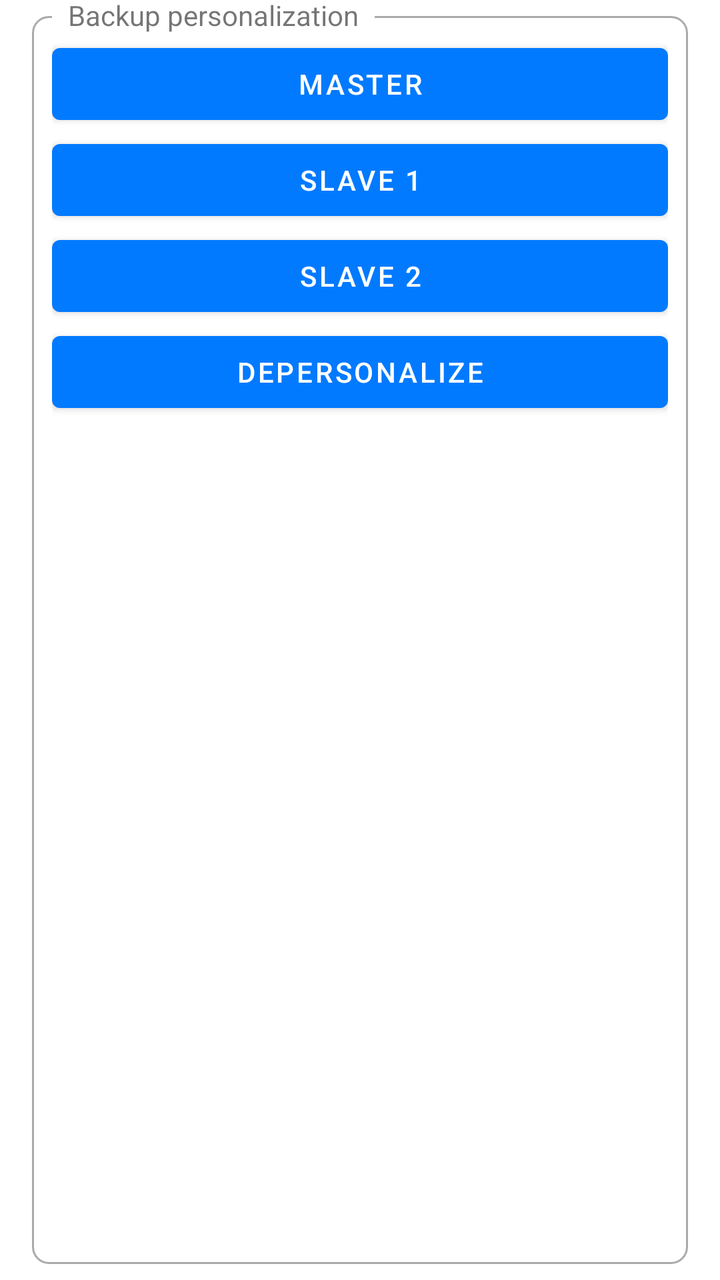
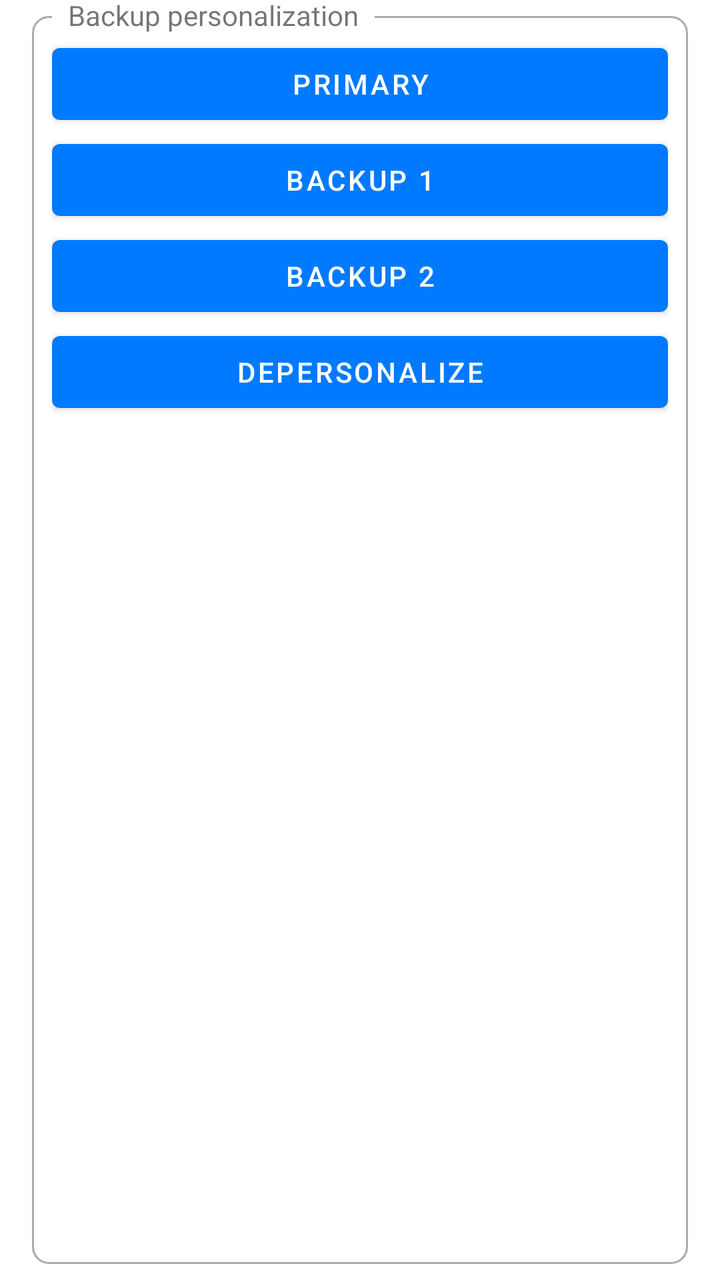

An Android layout rendered at two revisions. The XML below is the earlier revision; the diff shows what the commit changed to produce the second picture.
<!-- AndroidManifest.xml: application theme AppTheme -->
<!-- res/layout/personalization_backup.xml -->
<?xml version="1.0" encoding="utf-8"?>
<FrameLayout xmlns:android="http://schemas.android.com/apk/res/android"
    android:layout_width="match_parent"
    android:layout_height="wrap_content"
    android:clipToPadding="false"
    android:paddingStart="@dimen/box_padding_horizontal"
    android:paddingTop="@dimen/box_padding_vertical"
    android:paddingEnd="@dimen/box_padding_horizontal"
    android:paddingBottom="@dimen/box_padding_vertical">

    <FrameLayout
        android:layout_width="match_parent"
        android:layout_height="match_parent"
        android:background="@drawable/rounded_corner" />

    <TextView
        android:layout_width="wrap_content"
        android:layout_height="wrap_content"
        android:background="?android:windowBackground"
        android:paddingStart="8dp"
        android:paddingEnd="8dp"
        android:text="Backup personalization"
        android:translationX="10dp"
        android:translationY="-10dp" />

    <FrameLayout
        android:id="@+id/contentContainer"
        android:layout_width="match_parent"
        android:layout_height="match_parent"
        android:clipToPadding="false"
        android:padding="10dp">

        <LinearLayout
            android:layout_width="match_parent"
            android:layout_height="wrap_content"
            android:orientation="vertical">

            <Button
                android:id="@+id/btnPersonalizeMaster"
                android:layout_width="match_parent"
                android:layout_height="wrap_content"
                android:text="Master" />

            <Button
                android:id="@+id/btnPersonalizeSlave1"
                android:layout_width="match_parent"
                android:layout_height="wrap_content"
                android:text="Slave 1" />

            <Button
                android:id="@+id/btnPersonalizeSlave2"
                android:layout_width="match_parent"
                android:layout_height="wrap_content"
                android:text="Slave 2" />

            <Button
                android:id="@+id/btnDepersonalize"
                android:layout_width="match_parent"
                android:layout_height="wrap_content"
                android:text="Depersonalize" />

        </LinearLayout>

    </FrameLayout>

</FrameLayout>
<!-- resources referenced by this layout -->
<resources>
  <dimen name="box_padding_horizontal">16dp</dimen>
  <dimen name="box_padding_vertical">8dp</dimen>
  <!-- drawable rounded_corner (drawable) -->
  <?xml version="1.0" encoding="utf-8"?>
  <shape xmlns:android="http://schemas.android.com/apk/res/android">
      <stroke
          android:width="1dp"
          android:color="@android:color/darker_gray" />
  
      <solid android:color="@android:color/transparent" />
  
      <padding
          android:bottom="5dp"
          android:left="5dp"
          android:right="5dp"
          android:top="5dp" />
  
      <corners android:radius="8dp" />
  </shape>
  <style name="AppTheme" parent="Theme.MaterialComponents.DayNight.NoActionBar">
          <item name="colorPrimary">@color/primary</item>
          <item name="colorPrimaryDark">@color/primary_dark</item>
          <item name="colorOnPrimary">@color/on_primary</item>
          <item name="colorSecondary">@color/primary</item>
      </style>
  <color name="primary">#027aff</color>
  <color name="primary_dark">#0a02ff</color>
  <color name="on_primary">#FFFFFF</color>
</resources>

<!-- the commit's change to res/layout/personalization_backup.xml (unified diff, before → after) -->
@@ -36,22 +36,22 @@
             android:orientation="vertical">
 
             <Button
-                android:id="@+id/btnPersonalizeMaster"
+                android:id="@+id/btnPersonalizePrimary"
                 android:layout_width="match_parent"
                 android:layout_height="wrap_content"
-                android:text="Master" />
+                android:text="Primary" />
 
             <Button
-                android:id="@+id/btnPersonalizeSlave1"
+                android:id="@+id/btnPersonalizeBackup1"
                 android:layout_width="match_parent"
                 android:layout_height="wrap_content"
-                android:text="Slave 1" />
+                android:text="Backup 1" />
 
             <Button
-                android:id="@+id/btnPersonalizeSlave2"
+                android:id="@+id/btnPersonalizeBackup2"
                 android:layout_width="match_parent"
                 android:layout_height="wrap_content"
-                android:text="Slave 2" />
+                android:text="Backup 2" />
 
             <Button
                 android:id="@+id/btnDepersonalize"
